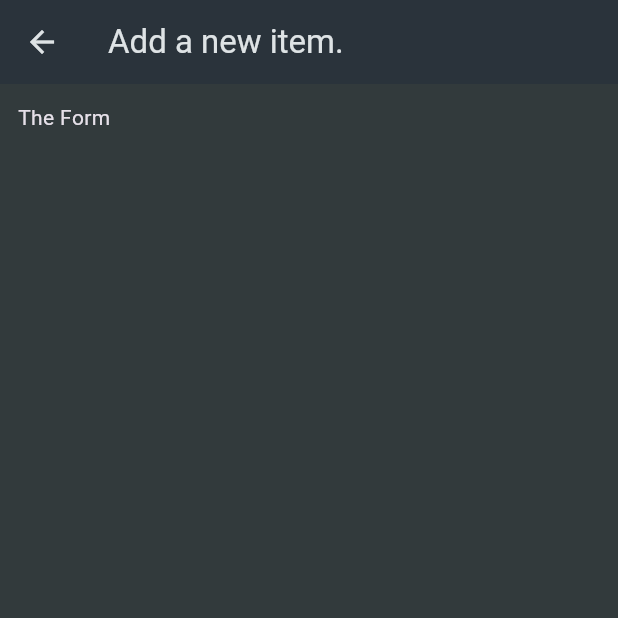
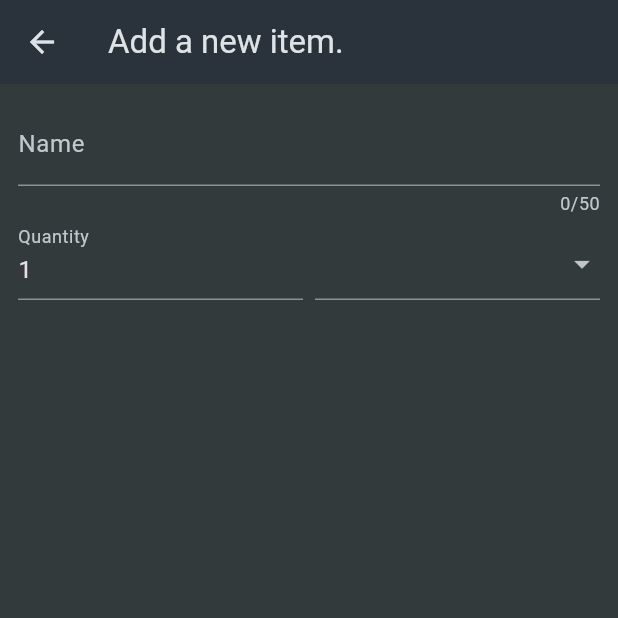
Before and after one commit to analyst097/shopping_list, a Flutter app: the NewItem screen opened directly, on a phone screen of 412 x 824 dp, the top half of it. Run offline on Flutter 3.47's test engine with Material 3 defaults, Android fonts, the phone set to English and light mode, and no system bars.

Commit message:
added form fields for text and dropdown.

```diff
--- a/lib/widgets/new_item.dart
+++ b/lib/widgets/new_item.dart
@@ -1,4 +1,5 @@
 import 'package:flutter/material.dart';
+import 'package:shopping_list/data/categories.dart';
 
 class NewItem extends StatefulWidget {
   const NewItem({super.key});
@@ -8,16 +9,63 @@ class NewItem extends StatefulWidget {
 }
 
 class _NewItemState extends State<NewItem> {
-
   @override
   Widget build(BuildContext context) {
     return Scaffold(
       appBar: AppBar(
         title: const Text("Add a new item."),
       ),
-      body: const Padding(
-        padding: EdgeInsets.all(12),
-        child: Text("The Form"),
+      body: Padding(
+        padding: const EdgeInsets.all(12),
+        child: Form(
+            child: Column(
+          children: [
+            TextFormField(
+              maxLength: 50,
+              decoration: const InputDecoration(label: Text("Name")),
+              validator: (value) {
+                return 'Demo..';
+              },
+            ),
+            Row(
+              crossAxisAlignment: CrossAxisAlignment.end,
+              children: [
+                Expanded(
+                  child: TextFormField(
+                    decoration: const InputDecoration(label: Text("Quantity")),
+                    initialValue: '1',
+                  ),
+                ),
+                const SizedBox(
+                  width: 8,
+                ),
+                Expanded(
+                  child: DropdownButtonFormField(
+                    items: [
+                      for (final category in categories.entries)
+                        DropdownMenuItem(
+                            value: category.value,
+                            child: Row(
+                              children: [
+                                Container(
+                                  width: 16,
+                                  height: 16,
+                                  color: category.value.color,
+                                ),
+                                const SizedBox(
+                                  width: 6,
+                                ),
+                                Text(category.value.title)
+                              ],
+                            ))
+                    ],
+                    onChanged: (value) {},
+                  ),
+                )
+              ],
+            )
+          ],
+        )),
       ),
     );
   }
```
Also changed, not shown: lib/widgets/grocery_list.dart (+4 -5 lines).
